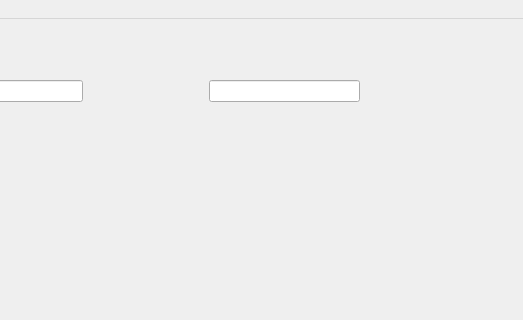
Qt form mainwindow.ui (MaciejHanszke/Diff-Tool-Zaaw-CPP) before a commit; both pictures show x 220 to 743 and y 0 to 320 of the 743 by 418 pixel window.
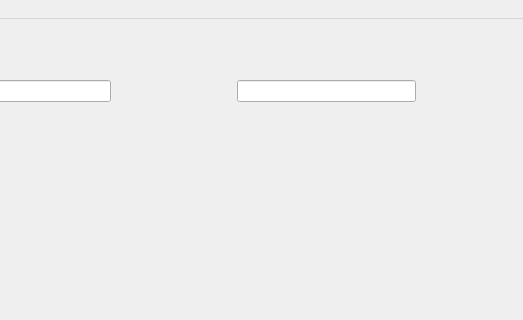
The same form after that commit. Icons and pictures are not drawn. Custom widgets are drawn as their Qt base class.

```diff
--- a/mainwindow.ui
+++ b/mainwindow.ui
@@ -242,22 +242,6 @@
        </item>
       </layout>
      </item>
-     <item>
-      <spacer name="verticalSpacer_4">
-       <property name="orientation">
-        <enum>Qt::Vertical</enum>
-       </property>
-       <property name="sizeType">
-        <enum>QSizePolicy::Fixed</enum>
-       </property>
-       <property name="sizeHint" stdset="0">
-        <size>
-         <width>10</width>
-         <height>40</height>
-        </size>
-       </property>
-      </spacer>
-     </item>
      <item>
       <layout class="QVBoxLayout" name="file3Layout">
        <item>
@@ -276,49 +260,6 @@
          </property>
         </spacer>
        </item>
-       <item>
-        <layout class="QHBoxLayout" name="horizontalLayout_4">
-         <property name="spacing">
-          <number>0</number>
-         </property>
-         <item>
-          <widget class="QPushButton" name="saveFile3Button">
-           <property name="enabled">
-            <bool>false</bool>
-           </property>
-           <property name="sizePolicy">
-            <sizepolicy hsizetype="Minimum" vsizetype="Fixed">
-             <horstretch>0</horstretch>
-             <verstretch>0</verstretch>
-            </sizepolicy>
-           </property>
-           <property name="autoFillBackground">
-            <bool>true</bool>
-           </property>
-           <property name="text">
-            <string/>
-           </property>
-           <property name="icon">
-            <iconset resource="resources.qrc">
-             <normaloff>:/imgs/Icons/savefile3.png</normaloff>:/imgs/Icons/savefile3.png</iconset>
-           </property>
-           <property name="default">
-            <bool>false</bool>
-           </property>
-           <property name="flat">
-            <bool>true</bool>
-           </property>
-          </widget>
-         </item>
-        </layout>
-       </item>
-       <item>
-        <widget class="CustomTextEdit" name="textEditFile3" native="true">
-         <property name="enabled">
-          <bool>false</bool>
-         </property>
-        </widget>
-       </item>
       </layout>
      </item>
     </layout>
```
